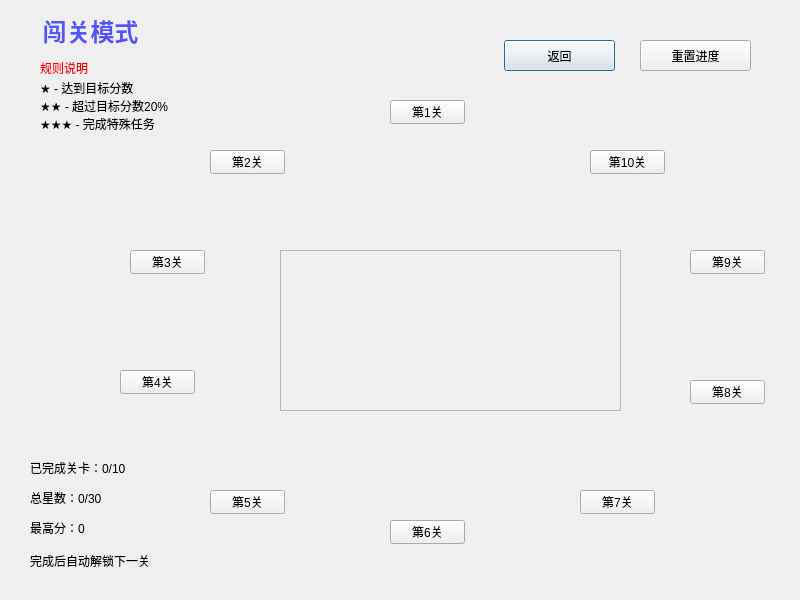
Nahjs/Bejeweled, file levelmanager.ui: the form before one commit.
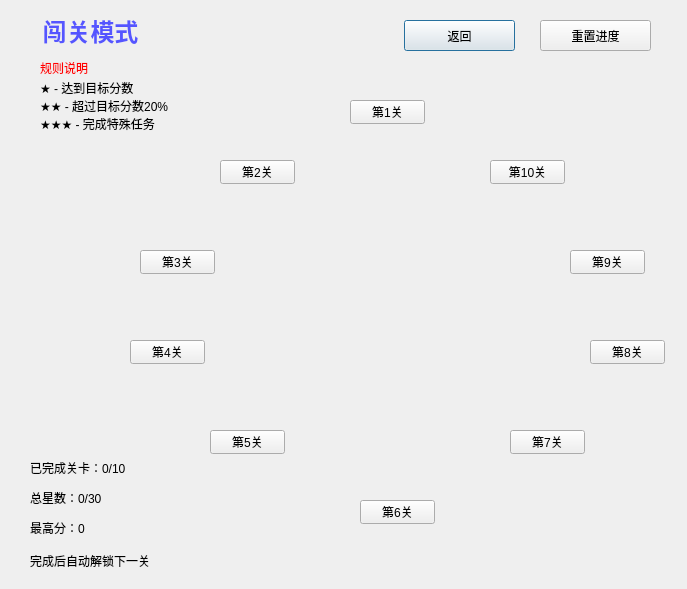
The form after the commit. Icons and pictures are not drawn.

Commit message: 游戏界面微调

Diff of the .ui file:
```diff
--- a/levelmanager.ui
+++ b/levelmanager.ui
@@ -6,8 +6,8 @@
    <rect>
     <x>0</x>
     <y>0</y>
-    <width>800</width>
-    <height>600</height>
+    <width>687</width>
+    <height>589</height>
    </rect>
   </property>
   <property name="windowTitle">
@@ -33,52 +33,11 @@
     <set>Qt::AlignCenter</set>
    </property>
   </widget>
-  <widget class="QScrollArea" name="scrollArea">
-   <property name="geometry">
-    <rect>
-     <x>280</x>
-     <y>250</y>
-     <width>341</width>
-     <height>161</height>
-    </rect>
-   </property>
-   <widget class="QWidget" name="scrollAreaWidgetContents">
-    <property name="geometry">
-     <rect>
-      <x>0</x>
-      <y>0</y>
-      <width>18</width>
-      <height>18</height>
-     </rect>
-    </property>
-    <layout class="QGridLayout" name="gridLayout"/>
-   </widget>
-  </widget>
-  <widget class="QWidget" name="levelGroup_1" native="true">
-   <property name="geometry">
-    <rect>
-     <x>630</x>
-     <y>80</y>
-     <width>151</width>
-     <height>51</height>
-    </rect>
-   </property>
-  </widget>
-  <widget class="QWidget" name="bottomInfo" native="true">
-   <property name="geometry">
-    <rect>
-     <x>350</x>
-     <y>160</y>
-     <width>181</width>
-     <height>51</height>
-    </rect>
-   </property>
-  </widget>
   <widget class="QPushButton" name="btn_back">
    <property name="geometry">
     <rect>
-     <x>504</x>
-     <y>40</y>
+     <x>404</x>
+     <y>20</y>
      <width>111</width>
      <height>31</height>
     </rect>
@@ -90,8 +49,8 @@
   <widget class="QPushButton" name="btn_reset">
    <property name="geometry">
     <rect>
-     <x>640</x>
-     <y>40</y>
+     <x>540</x>
+     <y>20</y>
      <width>111</width>
      <height>31</height>
     </rect>
@@ -186,7 +145,7 @@
   <widget class="QPushButton" name="btn_level_1">
    <property name="geometry">
     <rect>
-     <x>390</x>
+     <x>350</x>
      <y>100</y>
      <width>75</width>
      <height>24</height>
@@ -199,8 +158,8 @@
   <widget class="QPushButton" name="btn_level_2">
    <property name="geometry">
     <rect>
-     <x>210</x>
-     <y>150</y>
+     <x>220</x>
+     <y>160</y>
      <width>75</width>
      <height>24</height>
     </rect>
@@ -212,7 +171,7 @@
   <widget class="QPushButton" name="btn_level_3">
    <property name="geometry">
     <rect>
-     <x>130</x>
+     <x>140</x>
      <y>250</y>
      <width>75</width>
      <height>24</height>
@@ -225,8 +184,8 @@
   <widget class="QPushButton" name="btn_level_4">
    <property name="geometry">
     <rect>
-     <x>120</x>
-     <y>370</y>
+     <x>130</x>
+     <y>340</y>
      <width>75</width>
      <height>24</height>
     </rect>
@@ -239,7 +198,7 @@
    <property name="geometry">
     <rect>
      <x>210</x>
-     <y>490</y>
+     <y>430</y>
      <width>75</width>
      <height>24</height>
     </rect>
@@ -294,8 +253,8 @@
   <widget class="QPushButton" name="btn_level_6">
    <property name="geometry">
     <rect>
-     <x>390</x>
-     <y>520</y>
+     <x>360</x>
+     <y>500</y>
      <width>75</width>
      <height>24</height>
     </rect>
@@ -307,8 +266,8 @@
   <widget class="QPushButton" name="btn_level_7">
    <property name="geometry">
     <rect>
-     <x>580</x>
-     <y>490</y>
+     <x>510</x>
+     <y>430</y>
      <width>75</width>
      <height>24</height>
     </rect>
@@ -320,8 +279,8 @@
   <widget class="QPushButton" name="btn_level_8">
    <property name="geometry">
     <rect>
-     <x>690</x>
-     <y>380</y>
+     <x>590</x>
+     <y>340</y>
      <width>75</width>
      <height>24</height>
     </rect>
@@ -333,7 +292,7 @@
   <widget class="QPushButton" name="btn_level_9">
    <property name="geometry">
     <rect>
-     <x>690</x>
+     <x>570</x>
      <y>250</y>
      <width>75</width>
      <height>24</height>
@@ -346,8 +305,8 @@
   <widget class="QPushButton" name="btn_level_10">
    <property name="geometry">
     <rect>
-     <x>590</x>
-     <y>150</y>
+     <x>490</x>
+     <y>160</y>
      <width>75</width>
      <height>24</height>
     </rect>
```
Left out of the diff: 30 changed lines with no effect on the pictures. The commit also changes 1 other file.
